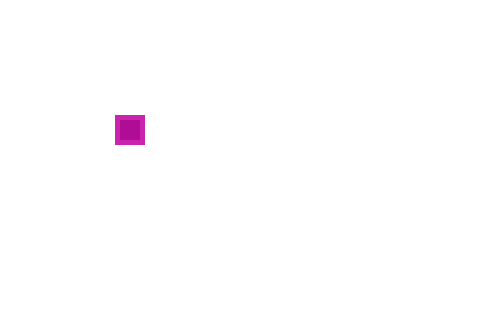
KomandaB/-1, file gamemap.ui: the form before one commit; both pictures show x 595 to 1075 and y 305 to 625 of the 1280 by 720 pixel window.
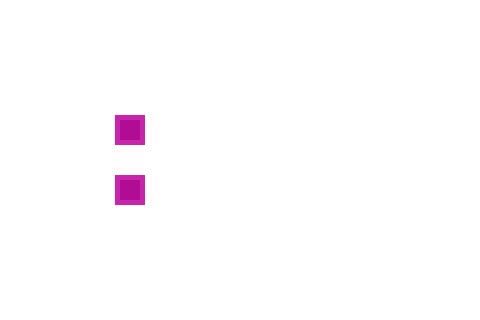
The form after the commit. Icons and pictures are not drawn.

The edit to the form file:
```diff
--- a/gamemap.ui
+++ b/gamemap.ui
@@ -226,7 +226,7 @@
   <widget class="QLabel" name="label_2">
    <property name="geometry">
     <rect>
-     <x>760</x>
+     <x>770</x>
      <y>420</y>
      <width>191</width>
      <height>31</height>
@@ -236,6 +236,35 @@
     <string/>
    </property>
   </widget>
+  <widget class="QPushButton" name="point_1_btn_3">
+   <property name="geometry">
+    <rect>
+     <x>710</x>
+     <y>480</y>
+     <width>30</width>
+     <height>30</height>
+    </rect>
+   </property>
+   <property name="styleSheet">
+    <string notr="true"/>
+   </property>
+   <property name="text">
+    <string/>
+   </property>
+  </widget>
+  <widget class="QLabel" name="label_3">
+   <property name="geometry">
+    <rect>
+     <x>770</x>
+     <y>480</y>
+     <width>191</width>
+     <height>31</height>
+    </rect>
+   </property>
+   <property name="text">
+    <string/>
+   </property>
+  </widget>
  </widget>
  <resources/>
  <connections/>
```
